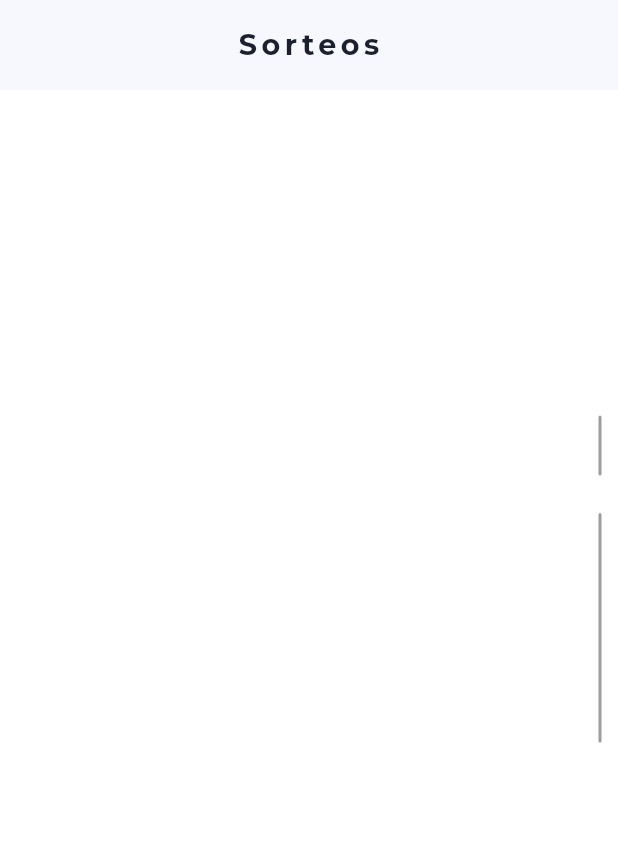
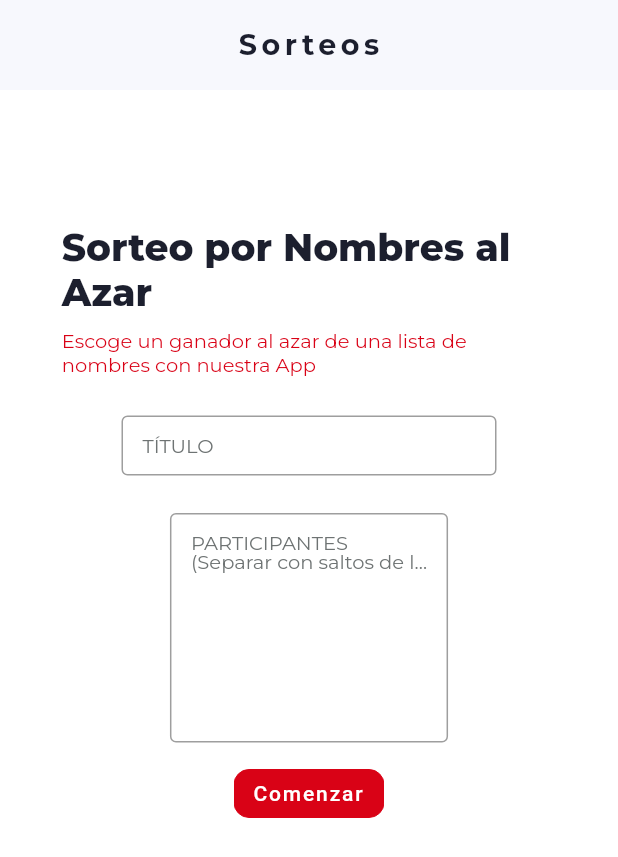
Before and after one commit to josemird/sorteos, a Flutter app: the screen it shows after launch, on a phone screen of 412 x 824 dp. Shown: the top 857 px of the screen. Run offline on Flutter 3.47's test engine with Material 3 defaults, Android fonts, the phone set to English and light mode, and no system bars; our stand-ins replace cloud_firestore, firebase_core, flutter_svg, google_fonts; accounts and stored records are empty.

Commit message:
responsive

```diff
--- a/lib/main.dart
+++ b/lib/main.dart
@@ -1,8 +1,6 @@
-import 'package:firebase_auth/firebase_auth.dart';
 import 'package:shoppy3/config/imports.dart';
 import 'package:shoppy3/screens/Home.dart';
 
-import 'screens/Home.dart';
 
 
 
@@ -11,7 +9,6 @@ Future<void> main() async {
   WidgetsFlutterBinding.ensureInitialized();
   SystemChrome.setPreferredOrientations([DeviceOrientation.portraitUp, DeviceOrientation.portraitDown]);
 
-  //await Firebase.initializeApp(options: DefaultFirebaseOptions.currentPlatform,);
 
   runApp(const MyApp());
 
@@ -98,7 +95,7 @@ class _SplashPageState extends State<SplashPage> {
 
   initialization() async {
 
-    await Future.delayed(const Duration(seconds: 1)); // Retraso de 2 segundos antes de la navegación
+    await Future.delayed(const Duration(seconds: 1));
 
     if(MediaQuery.of(context).size.width > 450){
 
--- a/lib/screens/Home.dart
+++ b/lib/screens/Home.dart
@@ -9,7 +9,6 @@ import 'package:shoppy3/widget/loading.dart';
 import 'package:shoppy3/widget/textFormField.dart';
 
 class HomePage extends StatefulWidget {
-
   const HomePage({super.key});
 
   @override
@@ -17,6 +16,7 @@ class HomePage extends StatefulWidget {
 }
 
 class _HomePageState extends State<HomePage> {
+
   bool cargando = false;
   final TextEditingController tituloController = TextEditingController();
   final TextEditingController participantesController = TextEditingController();
@@ -24,18 +24,19 @@ class _HomePageState extends State<HomePage> {
   @override
   Widget build(BuildContext context) {
 
+    double screenWidth = MediaQuery.of(context).size.width;
+
     return Scaffold(
 
       backgroundColor: Colors.white,
       appBar: CustomAppBar(),
-
       body: Loading(
 
         loading: cargando,
 
         child: ListView(
 
-          padding: EdgeInsets.only(left: 400, right: 400, top: 50, bottom: 50),
+          padding: EdgeInsets.symmetric(horizontal: screenWidth * 0.1, vertical: 50),
 
           children: [
 
@@ -69,7 +70,7 @@ class _HomePageState extends State<HomePage> {
                 TextFormFieldCustom(
 
                   labelText: "PARTICIPANTES\n(Separar con saltos de línea)",
-                  width: 300,
+                  width: screenWidth * 0.45,
                   minLines: 7,
                   maxLines: 7,
                   onChanged: (value) => participantesController.text = value,
@@ -88,14 +89,12 @@ class _HomePageState extends State<HomePage> {
 
                     List<String> participantes = participantesController.text.split(RegExp(r',|\n'));
                     goToClear(
-
                       context,
                       GenerarSorteoPage(
-
                         titulo: tituloController.text,
                         participantes: participantes,
+                      ),
 
-                      ),
                     );
 
                   },
```
Also changed, not shown: lib/screens/GenerarSorteo.dart (+9 -5 lines).
